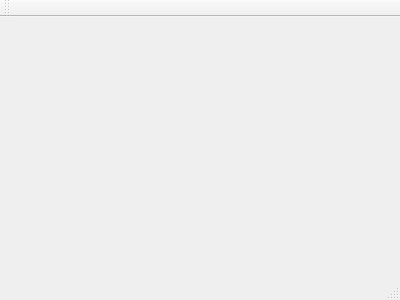
The window that 2017/QDockWidget/QDw1/qdw1/mainwindow.ui (fengyikil/others) describes before a commit, drawn with Qt 5.
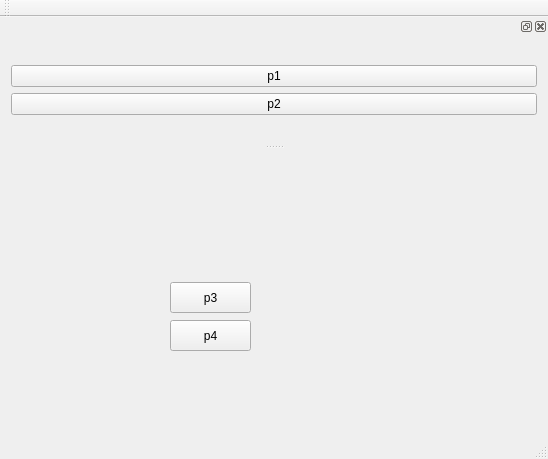
The same window after the commit.

```diff
--- a/2017/QDockWidget/QDw1/qdw1/mainwindow.ui
+++ b/2017/QDockWidget/QDw1/qdw1/mainwindow.ui
@@ -1,24 +1,135 @@
 <ui version="4.0">
  <class>MainWindow</class>
- <widget class="QMainWindow" name="MainWindow" >
-  <property name="geometry" >
+ <widget class="QMainWindow" name="MainWindow">
+  <property name="geometry">
    <rect>
     <x>0</x>
     <y>0</y>
-    <width>400</width>
-    <height>300</height>
+    <width>548</width>
+    <height>459</height>
    </rect>
   </property>
   <property name="windowTitle" >
    <string>MainWindow</string>
   </property>
-  <widget class="QMenuBar" name="menuBar" />
-  <widget class="QToolBar" name="mainToolBar" />
-  <widget class="QWidget" name="centralWidget" />
-  <widget class="QStatusBar" name="statusBar" />
+  <widget class="QWidget" name="centralWidget">
+   <widget class="QPushButton" name="pushButton_p3">
+    <property name="geometry">
+     <rect>
+      <x>170</x>
+      <y>132</y>
+      <width>81</width>
+      <height>31</height>
+     </rect>
+    </property>
+    <property name="text">
+     <string>p3</string>
+    </property>
+   </widget>
+   <widget class="QPushButton" name="pushButton_p4">
+    <property name="geometry">
+     <rect>
+      <x>170</x>
+      <y>170</y>
+      <width>81</width>
+      <height>31</height>
+     </rect>
+    </property>
+    <property name="text">
+     <string>p4</string>
+    </property>
+   </widget>
+  </widget>
+  <widget class="QMenuBar" name="menuBar">
+   <property name="geometry">
+    <rect>
+     <x>0</x>
+     <y>0</y>
+     <width>548</width>
+     <height>23</height>
+    </rect>
+   </property>
+  </widget>
+  <widget class="QToolBar" name="mainToolBar">
+   <attribute name="toolBarArea">
+    <enum>TopToolBarArea</enum>
+   </attribute>
+   <attribute name="toolBarBreak">
+    <bool>false</bool>
+   </attribute>
+  </widget>
+  <widget class="QStatusBar" name="statusBar">
+   <property name="maximumSize">
+    <size>
+     <width>16111111</width>
+     <height>16111111</height>
+    </size>
+   </property>
+   <property name="layoutDirection">
+    <enum>Qt::LeftToRight</enum>
+   </property>
+  </widget>
+  <widget class="QDockWidget" name="dockWidget">
+   <property name="features">
+    <set>QDockWidget::AllDockWidgetFeatures</set>
+   </property>
+   <property name="allowedAreas">
+    <set>Qt::AllDockWidgetAreas</set>
+   </property>
+   <attribute name="dockWidgetArea">
+    <number>4</number>
+   </attribute>
+   <widget class="QWidget" name="dockWidgetContents">
+    <layout class="QVBoxLayout" name="verticalLayout_2">
+     <item>
+      <spacer name="verticalSpacer">
+       <property name="orientation">
+        <enum>Qt::Vertical</enum>
+       </property>
+       <property name="sizeHint" stdset="0">
+        <size>
+         <width>20</width>
+         <height>18</height>
+        </size>
+       </property>
+      </spacer>
+     </item>
+     <item>
+      <layout class="QVBoxLayout" name="verticalLayout">
+       <item>
+        <widget class="QPushButton" name="pushButton_p1">
+         <property name="text">
+          <string>p1</string>
+         </property>
+        </widget>
+       </item>
+       <item>
+        <widget class="QPushButton" name="pushButton_p2">
+         <property name="text">
+          <string>p2</string>
+         </property>
+        </widget>
+       </item>
+      </layout>
+     </item>
+     <item>
+      <spacer name="verticalSpacer_2">
+       <property name="orientation">
+        <enum>Qt::Vertical</enum>
+       </property>
+       <property name="sizeHint" stdset="0">
+        <size>
+         <width>20</width>
+         <height>18</height>
+        </size>
+       </property>
+      </spacer>
+     </item>
+    </layout>
+   </widget>
+  </widget>
  </widget>
- <layoutDefault spacing="6" margin="11" />
- <pixmapfunction></pixmapfunction>
+ <layoutdefault spacing="6" margin="11"/>
  <resources/>
  <connections/>
 </ui>
```
Left out of the diff: 3 changed lines with no effect on the pictures.
